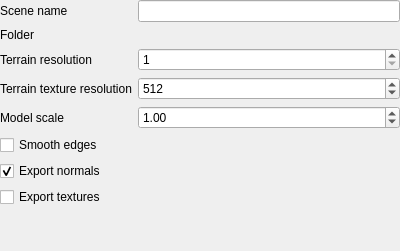
Before: the Qt Designer form src/ui/3d/map3dexportwidget.ui in qgis/QGIS, drawn with Qt 5.
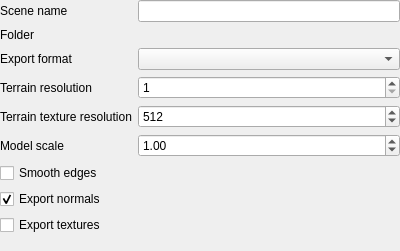
After: the same form once the commit is applied. Custom widgets are drawn as their Qt base class.

Commit message: qgsmap3dexportwidget: Add option to choose between obj and stl format

Patch:
```diff
--- a/src/ui/3d/map3dexportwidget.ui
+++ b/src/ui/3d/map3dexportwidget.ui
@@ -25,7 +25,17 @@
    </property>
    <item row="0" column="0">
     <layout class="QGridLayout" name="gridLayout">
-     <item row="3" column="1" colspan="2">
+     <item row="2" column="0">
+      <widget class="QLabel" name="exportFormatLabel">
+       <property name="text">
+        <string>Export format</string>
+       </property>
+      </widget>
+     </item>
+     <item row="2" column="1" colspan="2">
+      <widget class="QComboBox" name="exportFormatComboxBox"/>
+     </item>
+     <item row="4" column="1" colspan="2">
       <widget class="QgsSpinBox" name="terrainTextureResolutionSpinBox">
        <property name="minimum">
         <number>16</number>
@@ -38,7 +48,7 @@
        </property>
       </widget>
      </item>
-     <item row="5" column="0" colspan="3">
+     <item row="6" column="0" colspan="3">
       <widget class="QCheckBox" name="smoothEdgesCheckBox">
        <property name="text">
         <string>Smooth edges</string>
@@ -52,7 +62,7 @@
        </property>
       </widget>
      </item>
-     <item row="3" column="0">
+     <item row="4" column="0">
       <widget class="QLabel" name="label_2">
        <property name="text">
         <string>Terrain texture resolution</string>
@@ -69,7 +79,7 @@
      <item row="1" column="1" colspan="2">
       <widget class="QgsFileWidget" name="selectFolderWidget" native="true"/>
      </item>
-     <item row="8" column="1">
+     <item row="9" column="1">
       <spacer name="verticalSpacer">
        <property name="orientation">
         <enum>Qt::Vertical</enum>
@@ -82,14 +92,14 @@
        </property>
       </spacer>
      </item>
-     <item row="7" column="0" colspan="3">
+     <item row="8" column="0" colspan="3">
       <widget class="QCheckBox" name="exportTexturesCheckBox">
        <property name="text">
         <string>Export textures</string>
        </property>
       </widget>
      </item>
-     <item row="2" column="1" colspan="2">
+     <item row="3" column="1" colspan="2">
       <widget class="QgsSpinBox" name="terrainResolutionSpinBox">
        <property name="minimum">
         <number>1</number>
@@ -102,7 +112,7 @@
        </property>
       </widget>
      </item>
-     <item row="6" column="0" colspan="3">
+     <item row="7" column="0" colspan="3">
       <widget class="QCheckBox" name="exportNormalsCheckBox">
        <property name="text">
         <string>Export normals</string>
@@ -115,7 +125,7 @@
        </property>
       </widget>
      </item>
-     <item row="2" column="0">
+     <item row="3" column="0">
       <widget class="QLabel" name="label">
        <property name="text">
         <string>Terrain resolution</string>
@@ -125,7 +135,7 @@
      <item row="0" column="1" colspan="2">
       <widget class="QLineEdit" name="sceneNameLineEdit"/>
      </item>
-     <item row="4" column="1" colspan="2">
+     <item row="5" column="1" colspan="2">
       <widget class="QgsDoubleSpinBox" name="scaleSpinBox">
        <property name="minimum">
         <double>0.100000000000000</double>
@@ -138,7 +148,7 @@
        </property>
       </widget>
      </item>
-     <item row="4" column="0">
+     <item row="5" column="0">
       <widget class="QLabel" name="label_3">
        <property name="text">
         <string>Model scale</string>
```
The commit also changes 2 other files.
